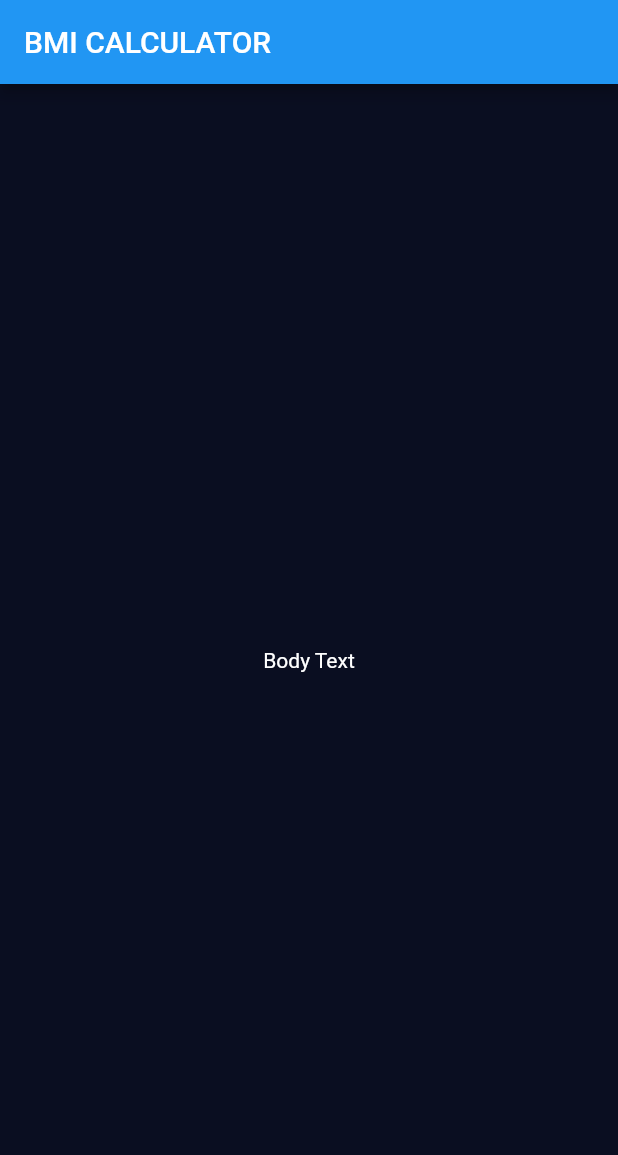
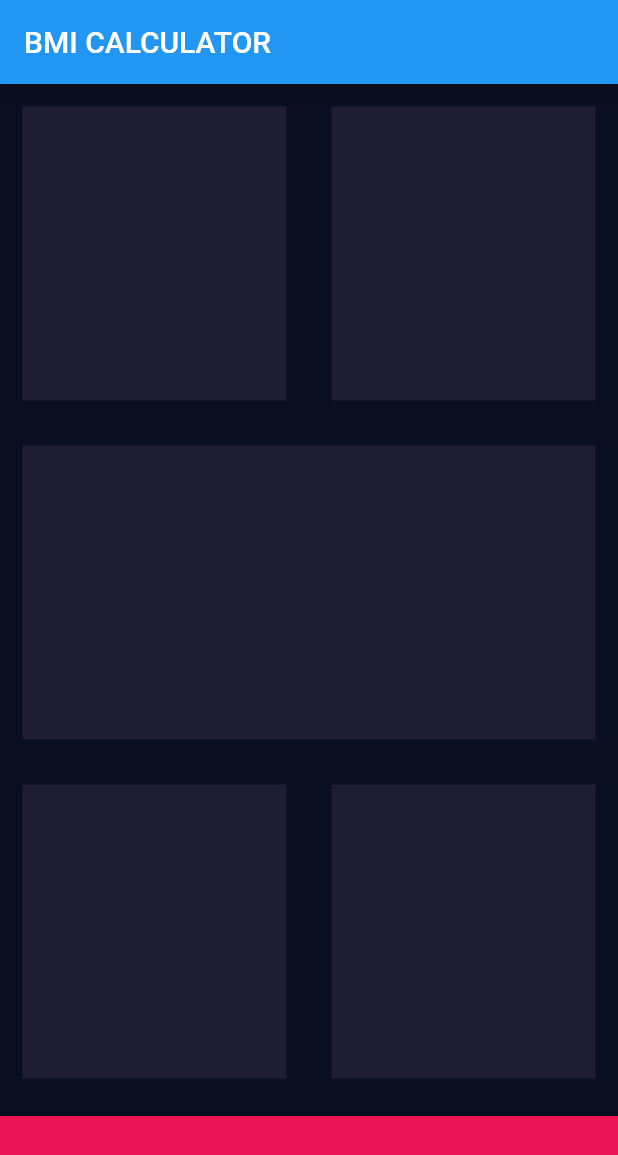
Before and after one commit to tobiasprima/bmi_calculator, a Flutter app: the screen it shows after launch, on a phone screen of 412 x 824 dp. Shown: the top 1155 px of the screen. Run offline on Flutter 3.47's test engine with Material 2 defaults, Android fonts, the phone set to English and light mode, and no system bars.

Commit message:
Make the Containers

```diff
--- a/lib/input_page.dart
+++ b/lib/input_page.dart
@@ -1,4 +1,8 @@
 import 'package:flutter/material.dart';
+
+const bottomContainerHeight = 80.0;
+const ContainerColor = Color(0xFF1D1E33);
+const bottomContainerColor = Color(0xFFEB1555);
 
 class InputPage extends StatefulWidget {
   @override
@@ -12,9 +16,54 @@ class _InputPageState extends State<InputPage> {
       appBar: AppBar(
         title: Text('BMI CALCULATOR'),
       ),
-      body: Center(
-        child: Text('Body Text'),
+      body: Column(
+        children: [
+          Expanded(
+            child: Row(
+              children: [
+                Expanded(
+                  child: ReusableCard(colour: ContainerColor),
+                ),
+                Expanded(child: ReusableCard(colour: ContainerColor)),
+              ],
+            ),
+          ),
+          Expanded(child: ReusableCard(colour: ContainerColor)),
+          Expanded(
+            child: Row(
+              children: [
+                Expanded(child: ReusableCard(colour: ContainerColor)),
+                Expanded(child: ReusableCard(colour: ContainerColor)),
+              ],
+            ),
+          ),
+          Container(
+            color: bottomContainerColor,
+            margin: EdgeInsets.only(top: 10.0),
+            width: double.infinity,
+            height: bottomContainerHeight,
+          ),
+        ],
       ),
     );
   }
 }
+
+class ReusableCard extends StatelessWidget {
+  ReusableCard({required this.colour, this.cardChild});
+
+  final Color colour;
+  final Widget? cardChild;
+
+  @override
+  Widget build(BuildContext context) {
+    return Container(
+      child: cardChild,
+      color: colour,
+      margin: EdgeInsets.all(15.0),
+      decoration: BoxDecoration(
+        borderRadius: BorderRadius.circular(10.0),
+      ),
+    );
+  }
+}
```
